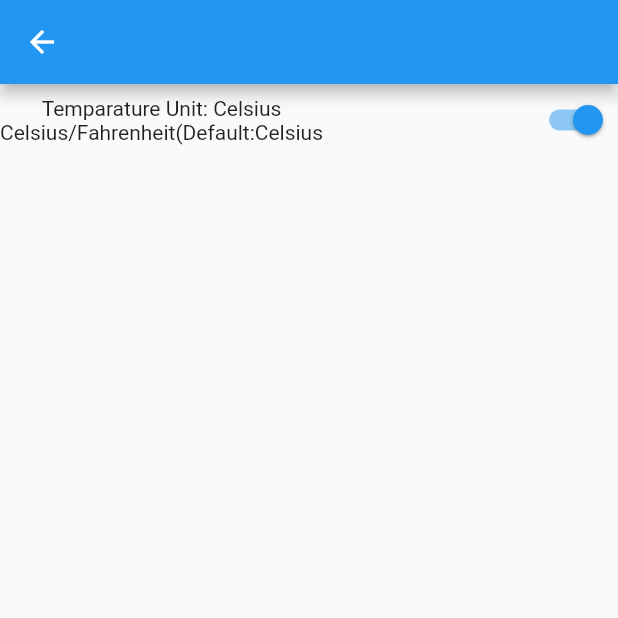
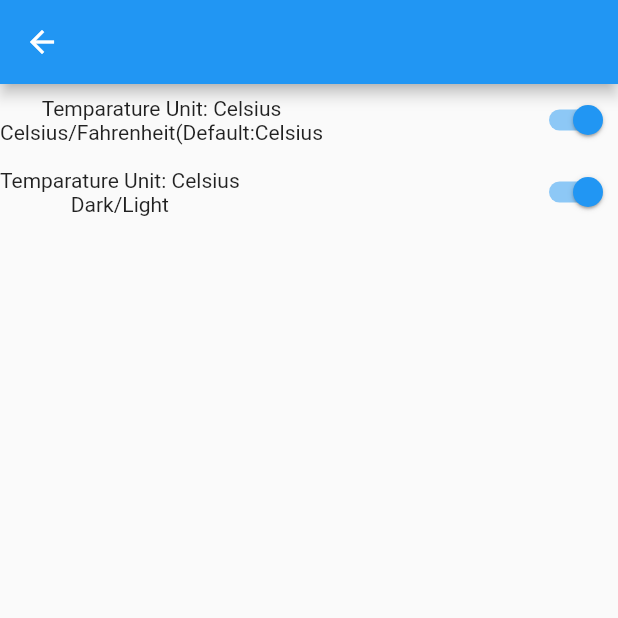
Before and after one commit to avi651/weather_api, a Flutter app: the screen it shows after launch, after a tap on "Settings", on a phone screen of 412 x 824 dp, the top half of it. Run offline on Flutter 3.47's test engine with Material 2 defaults, Android fonts, the phone set to English and light mode, and no system bars; our stand-ins replace bloc, equatable, flutter_bloc, freezed_annotation; network calls fail.

Commit message:
Code Committed added theme Cubit

```diff
--- /dev/null
+++ b/lib/bloc/text_theme_cubit/text_theme_cubit.dart
@@ -0,0 +1,15 @@
+import 'package:equatable/equatable.dart';
+import 'package:flutter_bloc/flutter_bloc.dart';
+part 'text_theme_state.dart';
+
+class TextThemeCubit extends Cubit<TextThemeState> {
+  TextThemeCubit() : super(TextThemeState.initial());
+
+  void changeTextTheme() {
+    emit(state.copyWith(
+      textTheme: state.textTheme == TextThemes.Dark
+          ? TextThemes.Light
+          : TextThemes.Dark,
+    ));
+  }
+}
--- /dev/null
+++ b/lib/bloc/text_theme_cubit/text_theme_state.dart
@@ -0,0 +1,33 @@
+// ignore_for_file: constant_identifier_names
+part of 'text_theme_cubit.dart';
+
+enum TextThemes {
+  Light,
+  Dark,
+}
+
+class TextThemeState extends Equatable {
+  final TextThemes textTheme;
+  const TextThemeState({
+    required this.textTheme,
+  });
+
+  @override
+  List<Object> get props => [textTheme];
+
+  factory TextThemeState.initial() =>
+      const TextThemeState(textTheme: TextThemes.Light);
+
+  TextThemeState copyWith({
+    TextThemes? textTheme,
+  }) {
+    return TextThemeState(
+      textTheme: textTheme ?? this.textTheme,
+    );
+  }
+
+  @override
+  String toString() => 'TextThemeState(textTheme: $textTheme)';
+
+  enumToString() => textTheme.toString().split('.').last.split(')').first;
+}
--- a/lib/main.dart
+++ b/lib/main.dart
@@ -1,5 +1,6 @@
 import 'package:flutter/material.dart';
 import 'package:flutter_bloc/flutter_bloc.dart';
+import 'package:weather_api/bloc/text_theme_cubit/text_theme_cubit.dart';
 import 'package:weather_api/repository/weather_repository.dart';
 import 'package:weather_api/screens/home_page.dart';
 
@@ -30,6 +31,9 @@ class MyApp extends StatelessWidget {
           BlocProvider<TempSettingsCubit>(
             create: (context) => TempSettingsCubit(),
           ),
+          BlocProvider<TextThemeCubit>(
+            create: (context) => TextThemeCubit(),
+          ),
         ],
         child: MaterialApp(
           title: 'Weather Apps',
--- a/lib/screens/home_page.dart
+++ b/lib/screens/home_page.dart
@@ -8,6 +8,7 @@ import 'package:weather_api/screens/settings_page.dart';
 import '../bloc/weather_bloc/weather_state.dart';
 import '../components/weather_components.dart';
 import '../helpers/create_route.dart';
+import '../helpers/show_text_theme.dart';
 
 class HomePage extends StatefulWidget {
   const HomePage({Key? key}) : super(key: key);
@@ -63,10 +64,10 @@ class _HomePageState extends State<HomePage> {
             return Center(
                 child: Text(
               showTemperature(state.weatherModel.main!.temp ?? 0.0, context),
-              style: const TextStyle(
+              style: TextStyle(
                 fontSize: 30.0,
                 fontWeight: FontWeight.bold,
-                color: Colors.red,
+                color: getTextColor(context),
               ),
             )); //WeatherComponents(weatherModel: state.weatherModel));
           } else if (state is WeatherStateError) {
--- a/lib/screens/settings_page.dart
+++ b/lib/screens/settings_page.dart
@@ -1,5 +1,6 @@
 import 'package:flutter/material.dart';
 import 'package:flutter_bloc/flutter_bloc.dart';
+import 'package:weather_api/bloc/text_theme_cubit/text_theme_cubit.dart';
 
 import '../bloc/temp_settings/temp_settings_cubit.dart';
 
@@ -30,6 +31,25 @@ class SettingsScreen extends StatelessWidget {
               ),
             ],
           ),
+          Row(
+            mainAxisAlignment: MainAxisAlignment.spaceBetween,
+            children: [
+              Column(
+                children: [
+                  Text(
+                      'Temparature Unit: ${context.watch<TempSettingsCubit>().state.enumToString()}'),
+                  const Text('Dark/Light'),
+                ],
+              ),
+              Switch(
+                value: context.watch<TextThemeCubit>().state.textTheme ==
+                    TextThemes.Light,
+                onChanged: (_) {
+                  context.read<TextThemeCubit>().changeTextTheme();
+                },
+              ),
+            ],
+          ),
         ],
       ),
     );
```
Also changed, not shown: lib/helpers/show_text_theme.dart (added, +11 -0 lines), lib/screens/search_page.dart (added, +15 -0 lines).
